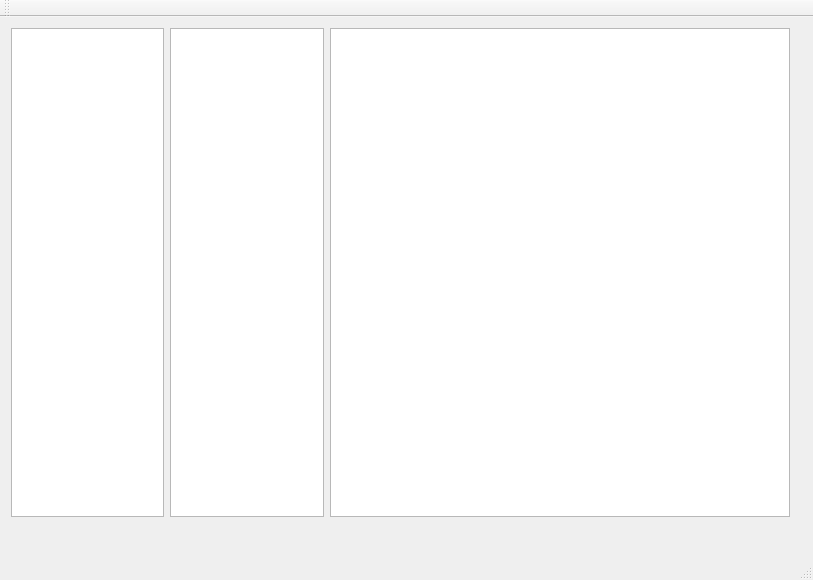
This is Evernote_linux/mainwindow.ui in rajatkhanduja/Evernote-for-linux as Qt 5 draws it before an edit. The edited form follows.
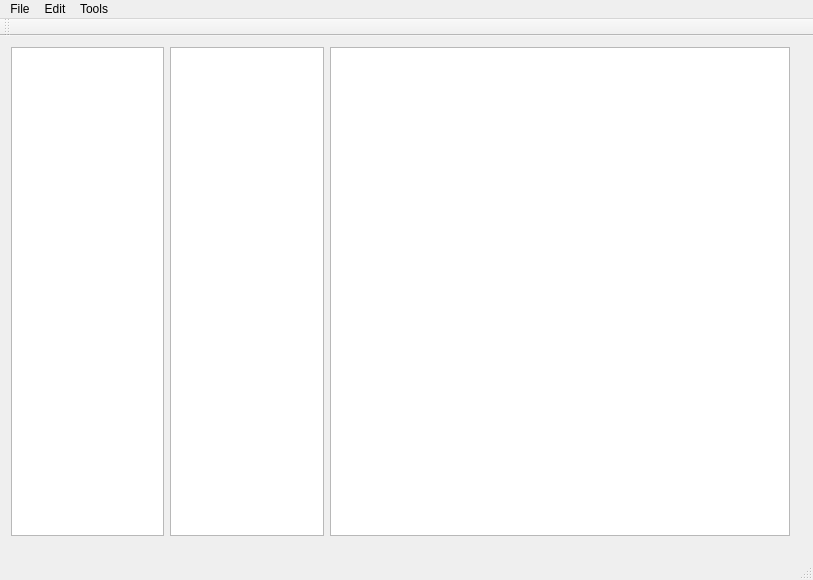
This is the edited form.

The edit to the form file:
```diff
--- a/Evernote_linux/mainwindow.ui
+++ b/Evernote_linux/mainwindow.ui
@@ -30,6 +30,9 @@
      </rect>
     </property>
     <layout class="QVBoxLayout" name="verticalLayout">
+     <property name="sizeConstraint">
+      <enum>QLayout::SetNoConstraint</enum>
+     </property>
      <item>
       <layout class="QHBoxLayout" name="horizontalLayout">
        <item>
@@ -40,6 +43,9 @@
            <verstretch>0</verstretch>
           </sizepolicy>
          </property>
+         <attribute name="headerVisible">
+          <bool>false</bool>
+         </attribute>
         </widget>
        </item>
        <item>
@@ -78,6 +84,39 @@
      <height>25</height>
     </rect>
    </property>
+   <widget class="QMenu" name="menuFile">
+    <property name="title">
+     <string>File</string>
+    </property>
+    <addaction name="actionNew_Note"/>
+    <addaction name="actionNew_Notebook"/>
+    <addaction name="actionNew_tag"/>
+    <addaction name="separator"/>
+    <addaction name="actionSign_out"/>
+   </widget>
+   <widget class="QMenu" name="menuEdit">
+    <property name="title">
+     <string>Edit</string>
+    </property>
+    <addaction name="actionUndo"/>
+    <addaction name="actionRedo"/>
+    <addaction name="separator"/>
+    <addaction name="actionCut"/>
+    <addaction name="actionCopy"/>
+    <addaction name="actionPaste"/>
+    <addaction name="separator"/>
+    <addaction name="actionDelete_all"/>
+    <addaction name="actionSelect_all"/>
+   </widget>
+   <widget class="QMenu" name="menuTools">
+    <property name="title">
+     <string>Tools</string>
+    </property>
+    <addaction name="actionSync"/>
+   </widget>
+   <addaction name="menuFile"/>
+   <addaction name="menuEdit"/>
+   <addaction name="menuTools"/>
   </widget>
   <widget class="QToolBar" name="mainToolBar">
    <attribute name="toolBarArea">
```
Left out of the diff: 62 changed lines with no effect on the pictures.
